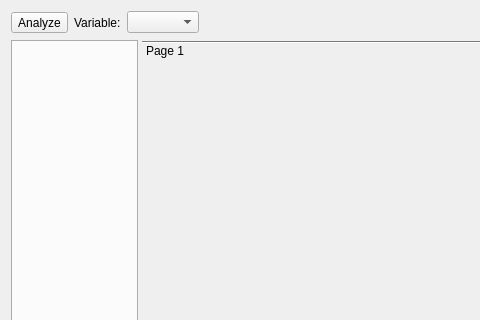
TSE-Systems/tse-analytics, file tse_analytics/views/calo_details/calo_details_dialog.ui: the form before one commit; both pictures show x 0 to 480 and y 0 to 320 of the 1020 by 854 pixel window.
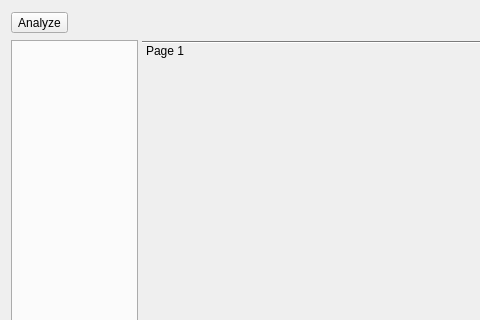
The form after the commit. Icons and pictures are not drawn. Custom widgets are drawn as their Qt base class.

Commit message: WIP: CaloDetails bins assignment. UI components implementation.

Patch:
```diff
--- a/tse_analytics/views/calo_details/calo_details_dialog.ui
+++ b/tse_analytics/views/calo_details/calo_details_dialog.ui
@@ -23,16 +23,6 @@
        </property>
       </widget>
      </item>
-     <item>
-      <widget class="QLabel" name="labelVariable">
-       <property name="text">
-        <string>Variable:</string>
-       </property>
-      </widget>
-     </item>
-     <item>
-      <widget class="VariableSelector" name="variableSelector"/>
-     </item>
      <item>
       <spacer name="horizontalSpacer">
        <property name="orientation">
@@ -104,13 +94,6 @@
    </item>
   </layout>
  </widget>
- <customwidgets>
-  <customwidget>
-   <class>VariableSelector</class>
-   <extends>QComboBox</extends>
-   <header>tse_analytics.views.misc.variable_selector</header>
-  </customwidget>
- </customwidgets>
  <resources>
   <include location="../../../resources/resources.qrc"/>
  </resources>
```
Left out of the diff: 2 changed lines with no effect on the pictures. The commit also changes 16 other files.
